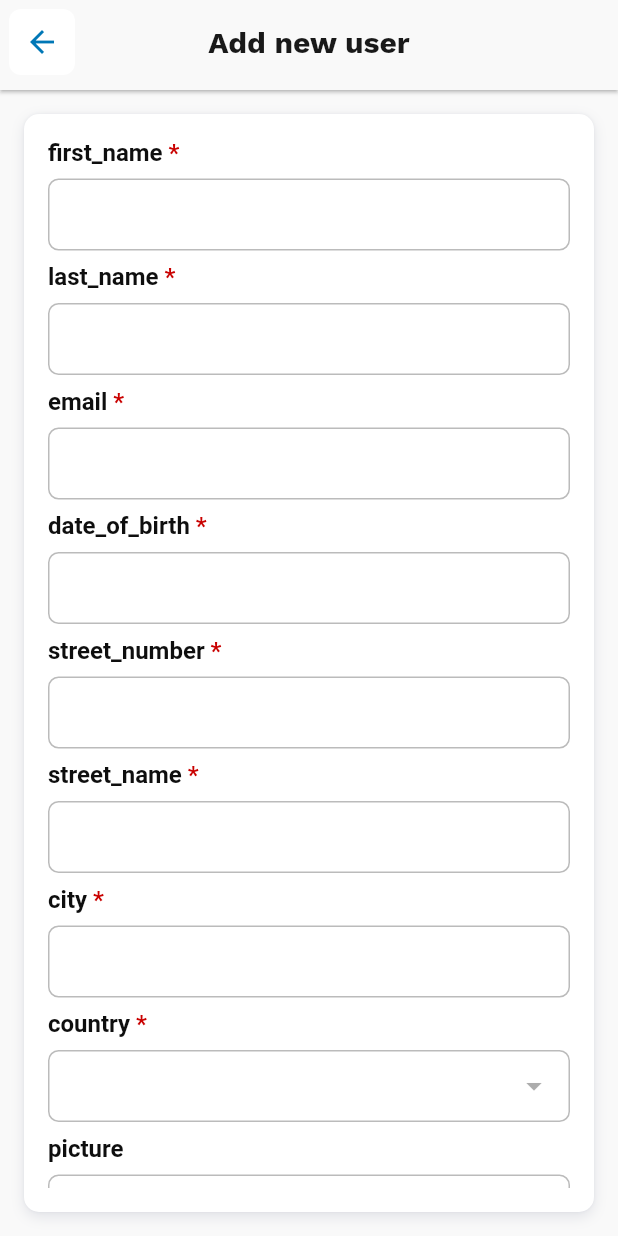
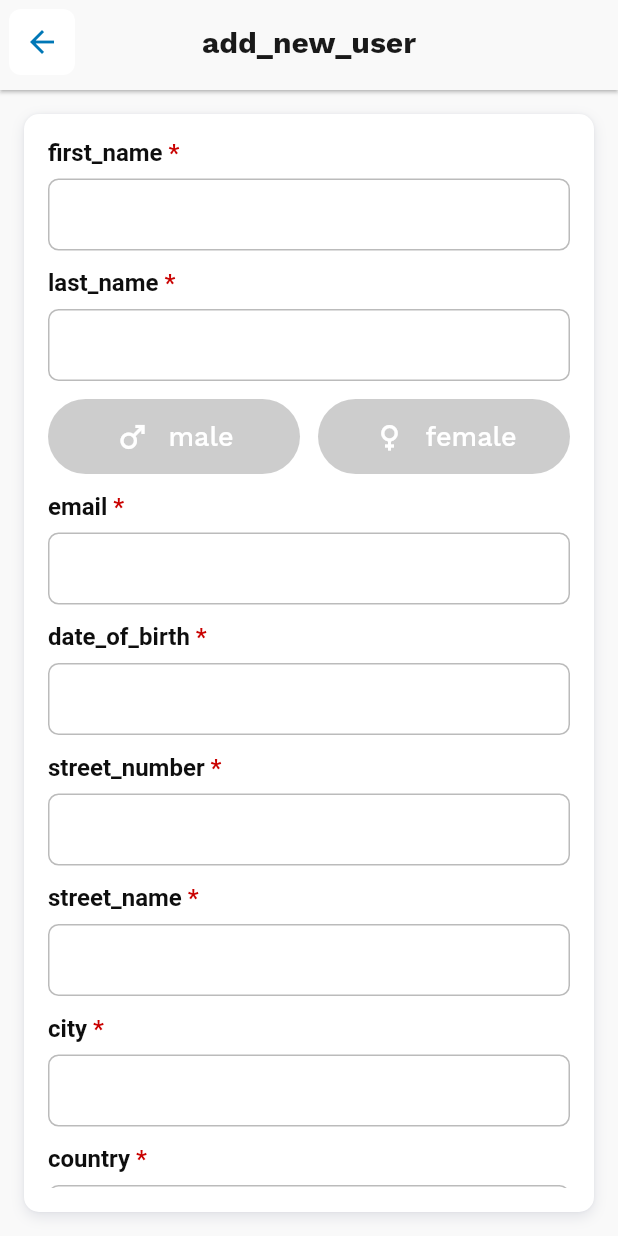
Before and after one commit to djamel96/Users_manager, a Flutter app: the AddEditUserScreen screen opened directly, on a phone screen of 412 x 824 dp. Run offline on Flutter 3.47's test engine with Material 2 defaults, Android fonts, the phone set to English and light mode, and no system bars; our stand-ins replace cached_network_image, country_picker, dio, flutter_svg, fluttertoast, get and 4 more; accounts and stored records are empty; network calls fail.

Commit message:
add gender selection

```diff
--- a/lib/helpers/custom_country_picker.dart
+++ b/lib/helpers/custom_country_picker.dart
@@ -9,6 +9,7 @@ class CustomCountryPicker {
   static pickCountry(BuildContext context, void Function(Country) onSelect) {
     showCountryPicker(
       context: context,
+      favorite: ['fr', 'us'],
       countryListTheme: CountryListThemeData(
           flagSize: 25,
           backgroundColor: Colors.white,
--- a/lib/helpers/custom_date_picker.dart
+++ b/lib/helpers/custom_date_picker.dart
@@ -52,8 +52,8 @@ class CustomDateTimePicker {
   static getDateWithDayAndYear(DateTime? dateTime, {String nullReturn = ""}) {
     if (dateTime == null) return nullReturn;
 
-    var formattedDate = DateFormat('EEE, dd MMM yyyy', Get.locale?.languageCode)
-        .format(dateTime); //format :Sat, 08 Apr 2001
+    var formattedDate = DateFormat('dd MMMM yyyy', Get.locale?.languageCode)
+        .format(dateTime); //format :08 Apr 2001
     return formattedDate;
   }
 
--- a/lib/helpers/custom_toasts.dart
+++ b/lib/helpers/custom_toasts.dart
@@ -37,7 +37,7 @@ successToast(String text,
       toastLength: toast,
       gravity: top ? ToastGravity.TOP : ToastGravity.BOTTOM,
       timeInSecForIosWeb: 3,
-      backgroundColor: backgroundColor,
-      textColor: Colors.green,
+      backgroundColor: Colors.green,
+      textColor: Colors.white,
       fontSize: 16.0);
 }
--- /dev/null
+++ b/lib/helpers/ui_helper.dart
@@ -0,0 +1,5 @@
+import 'package:flutter/material.dart';
+
+keyBoardDispose(BuildContext context) {
+  FocusScope.of(context).requestFocus(FocusNode());
+}
--- a/lib/home/screens/add_edit_user_screen.dart
+++ b/lib/home/screens/add_edit_user_screen.dart
@@ -1,16 +1,18 @@
 import 'package:charlie/helpers/custom_toasts.dart';
+import 'package:charlie/helpers/ui_helper.dart';
 import 'package:charlie/home/view_models/add_edit_user_view_model.dart';
+import 'package:charlie/home/widgets/gender_select.dart';
 import 'package:charlie/them/colors.dart';
 import 'package:charlie/widgets/app_bars/custom_app_bar.dart';
 import 'package:charlie/widgets/buttons/custom_button.dart';
 import 'package:charlie/widgets/containers/app_card.dart';
 import 'package:charlie/widgets/containers/app_safe_area.dart';
 import 'package:charlie/widgets/input/rich_text_field.dart';
-import 'package:country_picker/country_picker.dart';
 import 'package:flutter/material.dart';
 import 'package:get/get.dart';
 import 'package:charlie/translations/translation_keys.dart' as tran;
 import 'package:provider/provider.dart';
+import 'package:charlie/utils/constants.dart' as constant;
 
 class AddEditUserScreen extends StatefulWidget {
   const AddEditUserScreen({super.key});
@@ -32,6 +34,20 @@ class _AddEditUserScreenState extends State<AddEditUserScreen> {
     });
   }
 
+  saveNewUser(AddEditUserViewModel addEditUserVM) {
+    keyBoardDispose(context);
+    if (!addEditUserVM.loading) {
+      addEditUserVM.saveUser((res, userRes) {
+        if (res == true) {
+          Get.back();
+          successToast("user_saved_successfully");
+        } else {
+          errorToast();
+        }
+      });
+    }
+  }
+
   @override
   Widget build(BuildContext context) {
     return Consumer<AddEditUserViewModel>(
@@ -39,8 +55,8 @@ class _AddEditUserScreenState extends State<AddEditUserScreen> {
       return AppSafeArea(
           child: Scaffold(
         backgroundColor: AppColors.scaffold,
-        appBar: const CustomAppBar(
-          title: "Add new user",
+        appBar: CustomAppBar(
+          title: "add_new_user".tr,
         ),
         body: AppCard(
           margin: const EdgeInsets.all(16),
@@ -54,25 +70,43 @@ class _AddEditUserScreenState extends State<AddEditUserScreen> {
                     RichTextField(
                       controller: addEditUserVM.firstNameController,
                       required: true,
-                      label: "first_name",
+                      label: "first_name".tr,
+                      textCapitalization: TextCapitalization.words,
                       validator: (val) {
                         return addEditUserVM.firstNameIsValid
                             ? null
                             : tran.pleaseEnterValue;
                       },
                     ),
-                    const SizedBox(height: 8),
+                    const SizedBox(height: 12),
                     RichTextField(
                       controller: addEditUserVM.lastNameController,
-                      label: "last_name",
+                      label: "last_name".tr,
+                      textCapitalization: TextCapitalization.words,
                       required: true,
                       validator: (val) {
-                        return addEditUserVM.pictureLinkIsValid
+                        return addEditUserVM.lastNameIsValid
                             ? null
                             : tran.pleaseEnterValue;
                       },
                     ),
-                    const SizedBox(height: 8),
+                    const SizedBox(height: 12),
+                    Row(
+                      children: [
+                        GenderSelect(
+                          selected: addEditUserVM.isMale,
+                          onTap: () => addEditUserVM.setGender(constant.male),
+                          isMale: true,
+                        ),
+                        const SizedBox(width: 12),
+                        GenderSelect(
+                          selected: addEditUserVM.isFemale,
+                          onTap: () => addEditUserVM.setGender(constant.female),
+                          isMale: false,
+                        ),
+                      ],
+                    ),
+                    const SizedBox(height: 12),
                     RichTextField(
                       controller: addEditUserVM.emailController,
                       label: "email",
@@ -83,7 +117,7 @@ class _AddEditUserScreenState extends State<AddEditUserScreen> {
                             : tran.pleaseEnterValue;
                       },
                     ),
-                    const SizedBox(height: 8),
+                    const SizedBox(height: 12),
                     RichTextField(
                       controller: addEditUserVM.birthDateController,
                       label: "date_of_birth",
@@ -98,7 +132,7 @@ class _AddEditUserScreenState extends State<AddEditUserScreen> {
                             : tran.pleaseEnterValue;
                       },
                     ),
-                    const SizedBox(height: 8),
+                    const SizedBox(height: 12),
                     RichTextField(
                       controller: addEditUserVM.streetNumberController,
                       label: "street_number",
@@ -109,10 +143,11 @@ class _AddEditUserScreenState extends State<AddEditUserScreen> {
                             : tran.pleaseEnterValue;
                       },
                     ),
-                    const SizedBox(height: 8),
+                    const SizedBox(height: 12),
                     RichTextField(
                       controller: addEditUserVM.streetNameController,
                       label: "street_name",
+                      textCapitalization: TextCapitalization.words,
                       required: true,
                       validator: (val) {
                         return addEditUserVM.streetNameIsValid
@@ -120,10 +155,11 @@ class _AddEditUserScreenState extends State<AddEditUserScreen> {
                             : tran.pleaseEnterValue;
                       },
                     ),
-                    const SizedBox(height: 8),
+                    const SizedBox(height: 12),
                     RichTextField(
                       controller: addEditUserVM.cityNameController,
                       label: "city",
+                      textCapitalization: TextCapitalization.words,
                       required: true,
                       validator: (val) {
                         return addEditUserVM.cityNameIsValid
@@ -131,7 +167,7 @@ class _AddEditUserScreenState extends State<AddEditUserScreen> {
                             : tran.pleaseEnterValue;
                       },
                     ),
-                    const SizedBox(height: 8),
+                    const SizedBox(height: 12),
                     RichTextField(
                       controller: addEditUserVM.countryNameController,
                       label: "country",
@@ -150,7 +186,7 @@ class _AddEditUserScreenState extends State<AddEditUserScreen> {
                             : tran.pleaseEnterValue;
                       },
                     ),
-                    const SizedBox(height: 8),
+                    const SizedBox(height: 12),
                     RichTextField(
                       controller: addEditUserVM.pictureLinkController,
                       label: "picture",
@@ -158,15 +194,9 @@ class _AddEditUserScreenState extends State<AddEditUserScreen> {
                     const SizedBox(height: 20),
                     CustomButton(
                       textToShow: "Save",
+                      loading: addEditUserVM.loading,
                       onTap: () {
-                        addEditUserVM.saveUser((res) {
-                          if (res) {
-                            Get.back();
-                            successToast("user_saved_successfully");
-                          } else {
-                            errorToast();
-                          }
-                        });
+                        saveNewUser(addEditUserVM);
                       },
                     )
                   ],
--- a/lib/home/view_models/home_view_model.dart
+++ b/lib/home/view_models/home_view_model.dart
@@ -73,7 +73,7 @@ class HomeViewModel with ChangeNotifier {
   }
 
   Future loadUsersFromDB() async {
-    // try {
+    try {
       users = [];
       await dbHelper.getUsers().then((value) {
         log(value.toString());
@@ -82,10 +82,11 @@ class HomeViewModel with ChangeNotifier {
             users.add(UserViewModel.fromUserFromDBModel(oneUserMap));
           }
           loading = false;
+          users = users.reversed.toList();
           notifyListeners();
         }
       });
-    // } catch (e) {}
+    } catch (e) {}
   }
 
   List<UserViewModel> buildListOfUserVM(List usersListMap) {
--- /dev/null
+++ b/lib/home/widgets/gender_select.dart
@@ -0,0 +1,50 @@
+import 'package:charlie/them/colors.dart';
+import 'package:charlie/translations/translation_keys.dart' as tran;
+import 'package:charlie/widgets/buttons/custom_inkwell.dart';
+import 'package:flutter/material.dart';
+import 'package:get/get.dart';
+
+class GenderSelect extends StatelessWidget {
+  final bool selected;
+  final Function? onTap;
+  final bool isMale;
+
+  const GenderSelect(
+      {super.key, required this.selected, this.onTap, required this.isMale});
+
+  @override
+  Widget build(BuildContext context) {
+    return Expanded(
+      child: AppInKWell(
+        onTap: onTap,
+        child: Container(
+          height: 50,
+          decoration: BoxDecoration(
+            color: selected
+                ? (isMale ? AppColors.appMain100 : AppColors.pink)
+                : AppColors.grey205,
+            borderRadius: BorderRadius.circular(32),
+          ),
+          child: Row(
+            mainAxisAlignment: MainAxisAlignment.center,
+            children: [
+              Icon(
+                isMale ? Icons.male : Icons.female,
+                color: Colors.white,
+              ),
+              const SizedBox(width: 12),
+              Text(
+                isMale ? tran.male.tr : tran.female.tr,
+                style: const TextStyle(
+                  fontSize: 18,
+                  fontWeight: FontWeight.w500,
+                  color: Colors.white,
+                ),
+              )
+            ],
+          ),
+        ),
+      ),
+    );
+  }
+}
--- a/lib/translations/translation_keys.dart
+++ b/lib/translations/translation_keys.dart
@@ -6,3 +6,5 @@ const youDontHaveFavorite = "you_dont_have_favorites";
 const andErrorOccurred = "an_error_occurred";
 const pleaseEnterValue = "please_enter_a_value";
 const searchCountryByName = "search_country_by_name";
+const male = "male";
+const female = "female";
--- a/lib/utils/constants.dart
+++ b/lib/utils/constants.dart
@@ -18,3 +18,6 @@ const String defaultUserPicturePlaceHolder = "";
 
 const double userCardHeight = 120;
 const double userPictureCardSize = 75.0;
+
+const String male = "male";
+const String female = "female";
--- a/lib/widgets/buttons/custom_button.dart
+++ b/lib/widgets/buttons/custom_button.dart
@@ -59,6 +59,7 @@ class CustomButton extends StatelessWidget {
           child: loading
               ? const Loading(
                   height: 20,
+                  width: 20,
                   color: Colors.white,
                 )
               : Container(
```
Also changed, not shown: lib/home/view_models/add_edit_user_view_model.dart (+73 -14 lines). Lines whose indentation alone changed are shown as unchanged.
